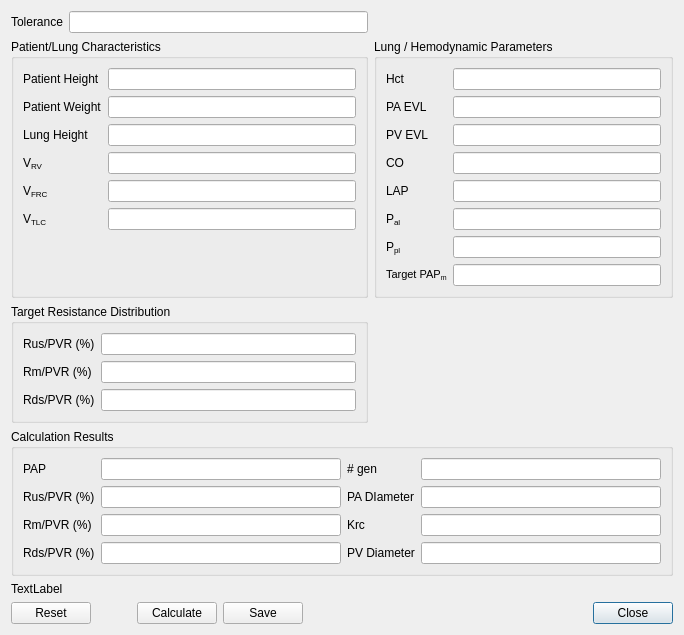
Before: the Qt Designer form src/calibratedlg.ui in AdamMajer/bshouty-lung-model, drawn with Qt 5.
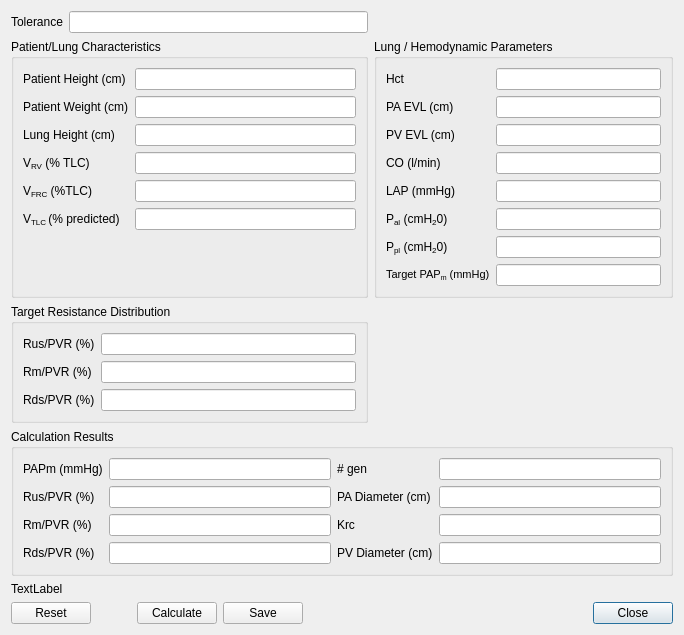
After: the same form once the commit is applied. Custom widgets are drawn as their Qt base class.

Commit message: Add units to CalibrationDlg field labels

Diff of the .ui file:
```diff
--- a/src/calibratedlg.ui
+++ b/src/calibratedlg.ui
@@ -33,7 +33,7 @@
       <item row="0" column="0">
        <widget class="QLabel" name="label_17">
         <property name="text">
-         <string>Patient Height</string>
+         <string>Patient Height (cm)</string>
         </property>
         <property name="wordWrap">
          <bool>true</bool>
@@ -60,7 +60,7 @@
       <item row="1" column="0">
        <widget class="QLabel" name="label_18">
         <property name="text">
-         <string>Patient Weight</string>
+         <string>Patient Weight (cm)</string>
         </property>
         <property name="wordWrap">
          <bool>true</bool>
@@ -87,7 +87,7 @@
       <item row="2" column="0">
        <widget class="QLabel" name="label_10">
         <property name="text">
-         <string>Lung Height</string>
+         <string>Lung Height (cm)</string>
         </property>
         <property name="wordWrap">
          <bool>true</bool>
@@ -118,7 +118,7 @@
 &lt;html&gt;&lt;head&gt;&lt;meta name=&quot;qrichtext&quot; content=&quot;1&quot; /&gt;&lt;style type=&quot;text/css&quot;&gt;
 p, li { white-space: pre-wrap; }
 &lt;/style&gt;&lt;/head&gt;&lt;body style=&quot; font-family:'Sans Serif'; font-size:9pt; font-weight:400; font-style:normal;&quot;&gt;
-&lt;p style=&quot; margin-top:0px; margin-bottom:0px; margin-left:0px; margin-right:0px; -qt-block-indent:0; text-indent:0px;&quot;&gt;V&lt;span style=&quot; vertical-align:sub;&quot;&gt;RV&lt;/span&gt;&lt;/p&gt;&lt;/body&gt;&lt;/html&gt;</string>
+&lt;p style=&quot; margin-top:0px; margin-bottom:0px; margin-left:0px; margin-right:0px; -qt-block-indent:0; text-indent:0px;&quot;&gt;V&lt;span style=&quot; vertical-align:sub;&quot;&gt;RV&lt;/span&gt; (% TLC)&lt;/p&gt;&lt;/body&gt;&lt;/html&gt;</string>
         </property>
         <property name="buddy">
          <cstring>Vrv</cstring>
@@ -146,7 +146,7 @@
 &lt;html&gt;&lt;head&gt;&lt;meta name=&quot;qrichtext&quot; content=&quot;1&quot; /&gt;&lt;style type=&quot;text/css&quot;&gt;
 p, li { white-space: pre-wrap; }
 &lt;/style&gt;&lt;/head&gt;&lt;body style=&quot; font-family:'Sans Serif'; font-size:9pt; font-weight:400; font-style:normal;&quot;&gt;
-&lt;p style=&quot; margin-top:0px; margin-bottom:0px; margin-left:0px; margin-right:0px; -qt-block-indent:0; text-indent:0px;&quot;&gt;V&lt;span style=&quot; vertical-align:sub;&quot;&gt;FRC&lt;/span&gt;&lt;/p&gt;&lt;/body&gt;&lt;/html&gt;</string>
+&lt;p style=&quot; margin-top:0px; margin-bottom:0px; margin-left:0px; margin-right:0px; -qt-block-indent:0; text-indent:0px;&quot;&gt;V&lt;span style=&quot; vertical-align:sub;&quot;&gt;FRC&lt;/span&gt; (%TLC)&lt;/p&gt;&lt;/body&gt;&lt;/html&gt;</string>
         </property>
         <property name="buddy">
          <cstring>Vfrc</cstring>
@@ -170,7 +170,7 @@
       <item row="5" column="0">
        <widget class="QLabel" name="label_30">
         <property name="text">
-         <string>&lt;html&gt;&lt;head/&gt;&lt;body&gt;&lt;p&gt;V&lt;span style=&quot; vertical-align:sub;&quot;&gt;TLC&lt;/span&gt;&lt;/p&gt;&lt;/body&gt;&lt;/html&gt;</string>
+         <string>&lt;html&gt;&lt;head/&gt;&lt;body&gt;&lt;p&gt;V&lt;span style=&quot; vertical-align:sub;&quot;&gt;TLC &lt;/span&gt;(% predicted)&lt;/p&gt;&lt;/body&gt;&lt;/html&gt;</string>
         </property>
        </widget>
       </item>
@@ -203,7 +203,7 @@
       <item row="1" column="0">
        <widget class="QLabel" name="label_28">
         <property name="text">
-         <string>PA EVL</string>
+         <string>PA EVL (cm)</string>
         </property>
        </widget>
       </item>
@@ -217,7 +217,7 @@
       <item row="2" column="0">
        <widget class="QLabel" name="label_29">
         <property name="text">
-         <string>PV EVL</string>
+         <string>PV EVL (cm)</string>
         </property>
        </widget>
       </item>
@@ -231,7 +231,7 @@
       <item row="3" column="0">
        <widget class="QLabel" name="label_11">
         <property name="text">
-         <string>CO</string>
+         <string>CO (l/min)</string>
         </property>
         <property name="buddy">
          <cstring>CO</cstring>
@@ -255,7 +255,7 @@
       <item row="4" column="0">
        <widget class="QLabel" name="label_12">
         <property name="text">
-         <string>LAP</string>
+         <string>LAP (mmHg)</string>
         </property>
         <property name="buddy">
          <cstring>LAP</cstring>
@@ -279,7 +279,7 @@
       <item row="5" column="0">
        <widget class="QLabel" name="label_14">
         <property name="text">
-         <string>&lt;html&gt;&lt;head/&gt;&lt;body&gt;&lt;p&gt;P&lt;span style=&quot; vertical-align:sub;&quot;&gt;al&lt;/span&gt;&lt;/p&gt;&lt;/body&gt;&lt;/html&gt;</string>
+         <string>&lt;html&gt;&lt;head/&gt;&lt;body&gt;&lt;p&gt;P&lt;span style=&quot; vertical-align:sub;&quot;&gt;al&lt;/span&gt; (cmH&lt;span style=&quot; vertical-align:sub;&quot;&gt;2&lt;/span&gt;0)&lt;/p&gt;&lt;/body&gt;&lt;/html&gt;</string>
         </property>
         <property name="buddy">
          <cstring>Pal</cstring>
@@ -303,7 +303,7 @@
       <item row="6" column="0">
        <widget class="QLabel" name="label_13">
         <property name="text">
-         <string>&lt;html&gt;&lt;head/&gt;&lt;body&gt;&lt;p&gt;P&lt;span style=&quot; vertical-align:sub;&quot;&gt;pl&lt;/span&gt;&lt;/p&gt;&lt;/body&gt;&lt;/html&gt;</string>
+         <string>&lt;html&gt;&lt;head/&gt;&lt;body&gt;&lt;p&gt;P&lt;span style=&quot; vertical-align:sub;&quot;&gt;pl&lt;/span&gt; (cmH&lt;span style=&quot; vertical-align:sub;&quot;&gt;2&lt;/span&gt;0)&lt;/p&gt;&lt;/body&gt;&lt;/html&gt;</string>
         </property>
         <property name="buddy">
          <cstring>Ppl</cstring>
@@ -330,8 +330,8 @@
          <string>&lt;!DOCTYPE HTML PUBLIC &quot;-//W3C//DTD HTML 4.0//EN&quot; &quot;http://www.w3.org/TR/REC-html40/strict.dtd&quot;&gt;
 &lt;html&gt;&lt;head&gt;&lt;meta name=&quot;qrichtext&quot; content=&quot;1&quot; /&gt;&lt;style type=&quot;text/css&quot;&gt;
 p, li { white-space: pre-wrap; }
-&lt;/style&gt;&lt;/head&gt;&lt;body style=&quot; font-family:'MS Shell Dlg 2'; font-size:8.25pt; font-weight:400; font-style:normal;&quot;&gt;
-&lt;p style=&quot; margin-top:12px; margin-bottom:12px; margin-left:0px; margin-right:0px; -qt-block-indent:0; text-indent:0px;&quot;&gt;Target PAP&lt;span style=&quot; vertical-align:sub;&quot;&gt;m&lt;/span&gt;&lt;/p&gt;&lt;/body&gt;&lt;/html&gt;</string>
+&lt;/style&gt;&lt;/head&gt;&lt;body style=&quot; font-family:'Sans Serif'; font-size:9pt; font-weight:400; font-style:normal;&quot;&gt;
+&lt;p style=&quot; margin-top:12px; margin-bottom:12px; margin-left:0px; margin-right:0px; -qt-block-indent:0; text-indent:0px;&quot;&gt;&lt;span style=&quot; font-family:'MS Shell Dlg 2'; font-size:8pt;&quot;&gt;Target PAP&lt;/span&gt;&lt;span style=&quot; font-family:'MS Shell Dlg 2'; font-size:8pt; vertical-align:sub;&quot;&gt;m&lt;/span&gt;&lt;span style=&quot; font-family:'MS Shell Dlg 2'; font-size:8pt;&quot;&gt; (mmHg)&lt;/span&gt;&lt;/p&gt;&lt;/body&gt;&lt;/html&gt;</string>
         </property>
         <property name="buddy">
          <cstring>target_PAPm</cstring>
@@ -403,7 +403,7 @@
       <item row="0" column="0">
        <widget class="QLabel" name="label">
         <property name="text">
-         <string>PAP</string>
+         <string>PAPm (mmHg)</string>
         </property>
        </widget>
       </item>
@@ -445,7 +445,7 @@
       <item row="1" column="2">
        <widget class="QLabel" name="label_5">
         <property name="text">
-         <string>PA DIameter</string>
+         <string>PA Diameter (cm)</string>
         </property>
        </widget>
       </item>
@@ -501,7 +501,7 @@
       <item row="3" column="2">
        <widget class="QLabel" name="label_7">
         <property name="text">
-         <string>PV Diameter</string>
+         <string>PV Diameter (cm)</string>
         </property>
        </widget>
       </item>
```
